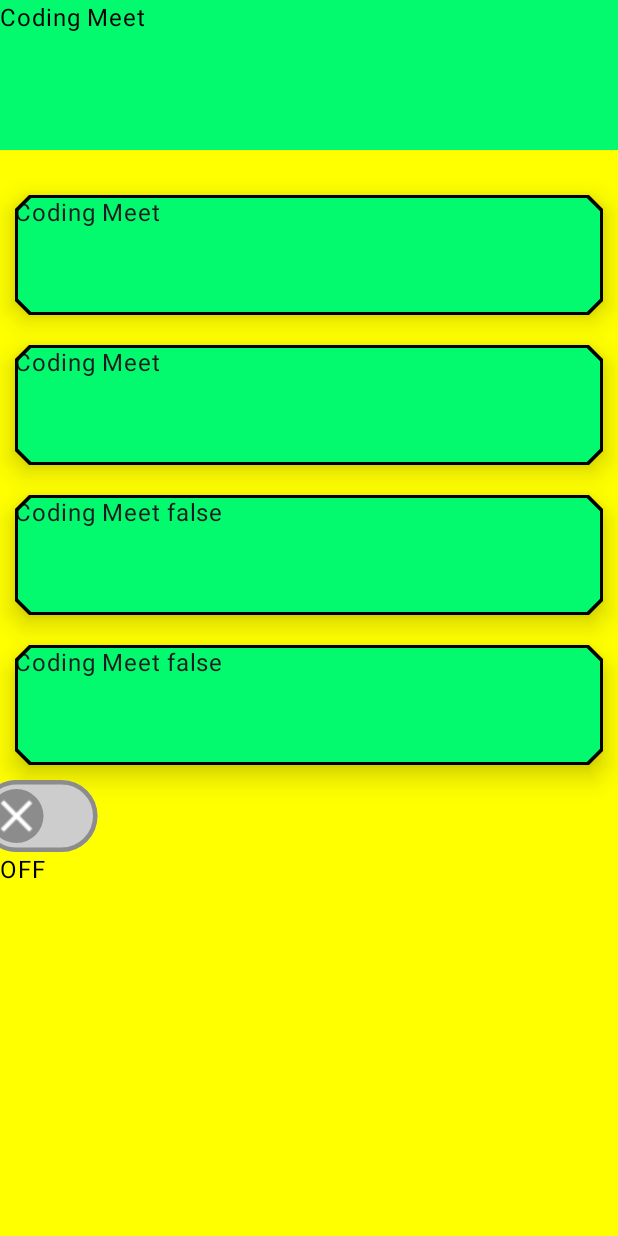
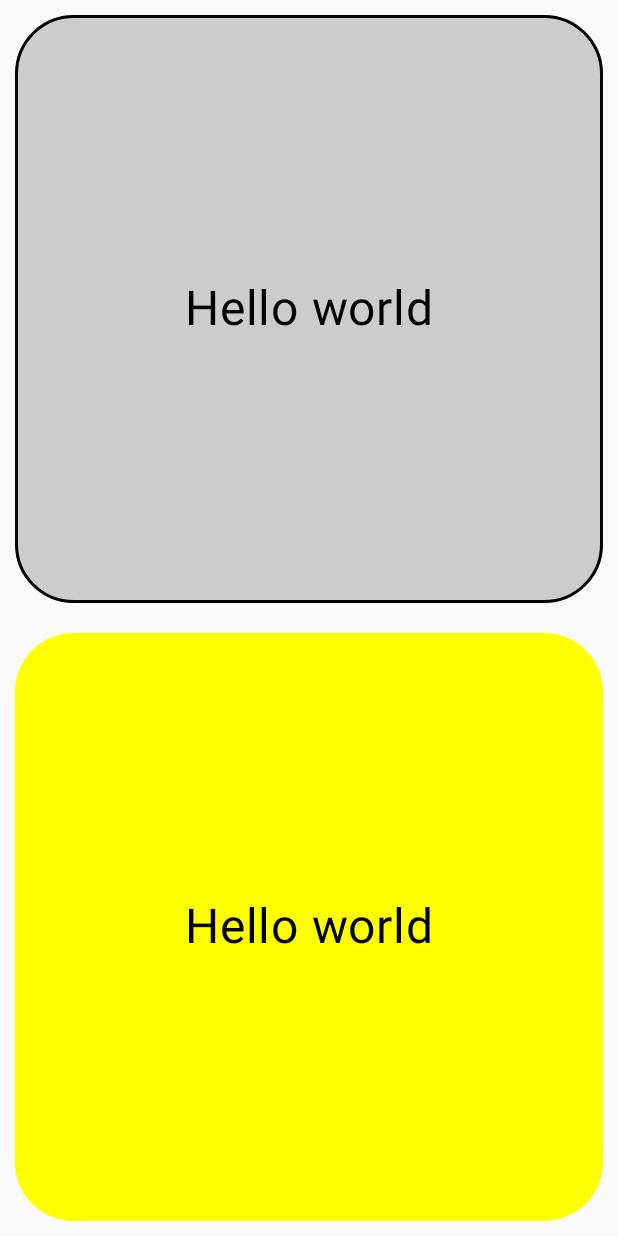
Before and after one commit to Coding-Meet/JetpackComposeSeries, an Android app built with Jetpack Compose: the screen it shows after launch (MainActivity), on a phone screen of 412 x 824 dp. Run offline under Robolectric (Android 15) with nearby library versions, the phone set to English and light mode, and no system bars.

Commit message:
custom modifier

```diff
--- a/app/src/main/java/com/coding/meet/jetpackcomposeseries/MainActivity.kt
+++ b/app/src/main/java/com/coding/meet/jetpackcomposeseries/MainActivity.kt
@@ -4,24 +4,25 @@ import android.os.Bundle
 import androidx.activity.ComponentActivity
 import androidx.activity.compose.setContent
 import androidx.compose.foundation.background
+import androidx.compose.foundation.border
 import androidx.compose.foundation.layout.Column
+import androidx.compose.foundation.layout.Spacer
 import androidx.compose.foundation.layout.fillMaxSize
-import androidx.compose.material.icons.Icons
-import androidx.compose.material.icons.filled.Check
-import androidx.compose.material.icons.filled.Close
-import androidx.compose.material3.Icon
-import androidx.compose.material3.Switch
-import androidx.compose.material3.SwitchDefaults
-import androidx.compose.material3.Text
+import androidx.compose.foundation.layout.fillMaxWidth
+import androidx.compose.foundation.layout.height
+import androidx.compose.foundation.layout.padding
+import androidx.compose.foundation.shape.RoundedCornerShape
 import androidx.compose.runtime.getValue
 import androidx.compose.runtime.mutableStateOf
-import androidx.compose.runtime.*
+import androidx.compose.runtime.remember
+import androidx.compose.runtime.setValue
 import androidx.compose.ui.Modifier
-import androidx.compose.ui.draw.scale
+import androidx.compose.ui.draw.clip
 import androidx.compose.ui.graphics.Color
-import com.coding.meet.jetpackcomposeseries.components.SurfaceScreen
+import androidx.compose.ui.unit.dp
+import com.coding.meet.jetpackcomposeseries.components.BoxModifierScreen
 import com.coding.meet.jetpackcomposeseries.ui.theme.JetpackComposeSeriesTheme
-import com.coding.meet.jetpackcomposeseries.ui.theme.*
+import com.coding.meet.jetpackcomposeseries.ui.theme.customBackgroundWithBorder
 
 
 class MainActivity : ComponentActivity() {
@@ -50,33 +51,50 @@ class MainActivity : ComponentActivity() {
 //                    DecScreen(mainViewModel)
 //                }
 
-                Column(modifier = Modifier.fillMaxSize().background(
-                    if (darkTheme) { Color.Black } else { Color.Yellow}
-                )) {
+//                Column(modifier = Modifier.fillMaxSize().background(
+//                    if (darkTheme) { Color.Black } else { Color.Yellow}
+//                )) {
+//
+//                    SurfaceScreen()
+//                    Switch(
+//                        modifier = Modifier.scale(1.5f),
+//                        checked = darkTheme, onCheckedChange = {
+//                            darkTheme = it
+//                        },
+//                        thumbContent = {
+//                            Icon(
+//                                imageVector = if (darkTheme) Icons.Filled.Check else Icons.Filled.Close,
+//                                tint = if (darkTheme) greenColor else Color.White,
+//                                contentDescription = ""
+//                            )
+//                        },
+//                        colors = SwitchDefaults.colors(
+//                            checkedThumbColor = checkedThumbColor,
+//                            checkedTrackColor = checkedTrackColor,
+//                            uncheckedThumbColor = uncheckedThumbColor,
+//                            uncheckedTrackColor = uncheckedTrackColor,
+//                            uncheckedBorderColor = uncheckedThumbColor
+//                        )
+//                    )
+//                    Text(text = if (darkTheme) "On" else "OFF")
+//
+//                }
 
-                    SurfaceScreen()
-                    Switch(
-                        modifier = Modifier.scale(1.5f),
-                        checked = darkTheme, onCheckedChange = {
-                            darkTheme = it
-                        },
-                        thumbContent = {
-                            Icon(
-                                imageVector = if (darkTheme) Icons.Filled.Check else Icons.Filled.Close,
-                                tint = if (darkTheme) greenColor else Color.White,
-                                contentDescription = ""
-                            )
-                        },
-                        colors = SwitchDefaults.colors(
-                            checkedThumbColor = checkedThumbColor,
-                            checkedTrackColor = checkedTrackColor,
-                            uncheckedThumbColor = uncheckedThumbColor,
-                            uncheckedTrackColor = uncheckedTrackColor,
-                            uncheckedBorderColor = uncheckedThumbColor
-                        )
+
+                Column(modifier = Modifier.fillMaxSize()) {
+                    BoxModifierScreen(
+                        Modifier
+                            .fillMaxWidth()
+                            .weight(1f)
+                            .customBackgroundWithBorder(backGroundColor = Color.LightGray)
+
                     )
-                    Text(text = if (darkTheme) "On" else "OFF")
-
+                    BoxModifierScreen(
+                       Modifier
+                           .fillMaxWidth()
+                           .weight(1f)
+                           .customBackgroundWithBorder(isBorder = false, backGroundColor = Color.Yellow)
+                    )
                 }
             }
         }
--- a/app/src/main/java/com/coding/meet/jetpackcomposeseries/components/ModifierScreen.kt
+++ b/app/src/main/java/com/coding/meet/jetpackcomposeseries/components/ModifierScreen.kt
@@ -8,6 +8,8 @@ import androidx.compose.foundation.layout.Column
 import androidx.compose.foundation.layout.Row
 import androidx.compose.foundation.layout.fillMaxSize
 import androidx.compose.foundation.layout.fillMaxWidth
+import androidx.compose.foundation.layout.height
+import androidx.compose.foundation.layout.padding
 import androidx.compose.foundation.layout.size
 import androidx.compose.foundation.layout.wrapContentSize
 import androidx.compose.foundation.shape.RoundedCornerShape
@@ -130,3 +132,15 @@ fun EqualWidthInColumn() {
         )
     }
 }
+
+
+@Composable
+fun BoxModifierScreen(modifier: Modifier) {
+    Box(modifier = modifier
+
+    ) {
+
+        Text(text = "Hello world", fontSize = 32.sp, modifier = Modifier.align(Alignment.Center))
+    }
+
+}
--- /dev/null
+++ b/app/src/main/java/com/coding/meet/jetpackcomposeseries/ui/theme/Modifier.kt
@@ -0,0 +1,35 @@
+package com.coding.meet.jetpackcomposeseries.ui.theme
+
+import androidx.compose.foundation.background
+import androidx.compose.foundation.border
+import androidx.compose.foundation.layout.padding
+import androidx.compose.foundation.shape.RoundedCornerShape
+import androidx.compose.ui.Modifier
+import androidx.compose.ui.draw.clip
+import androidx.compose.ui.graphics.Color
+import androidx.compose.ui.unit.dp
+
+/**
+ * @author Coding Meet
+ * Created 23-12-2023 at 01:09 pm
+ */
+
+
+fun Modifier.customBackgroundWithBorder(
+    isBorder: Boolean = true,
+    borderColor: Color = Color.Black,
+    backGroundColor: Color = Color.White,
+
+    ): Modifier = then(
+ Modifier
+  .padding(10.dp)
+  .then(
+   if (isBorder) {
+    Modifier.border(2.dp, borderColor, RoundedCornerShape(10))
+   } else {
+    Modifier
+   }
+  )
+  .clip(RoundedCornerShape(10))
+  .background(backGroundColor)
+)
```
Also changed, not shown: 1 other file.
